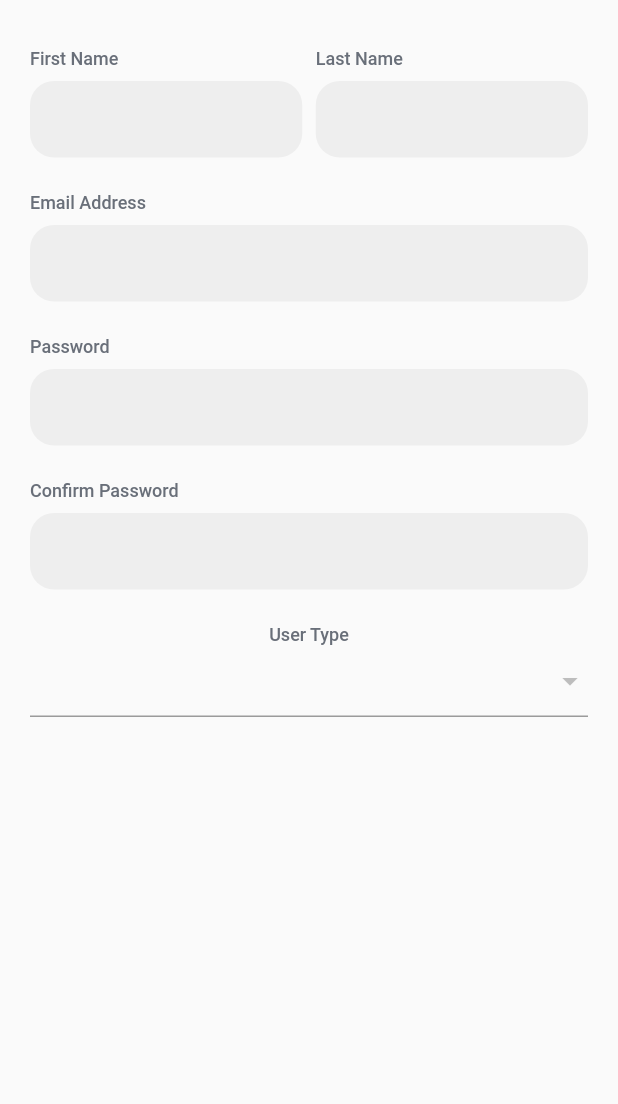
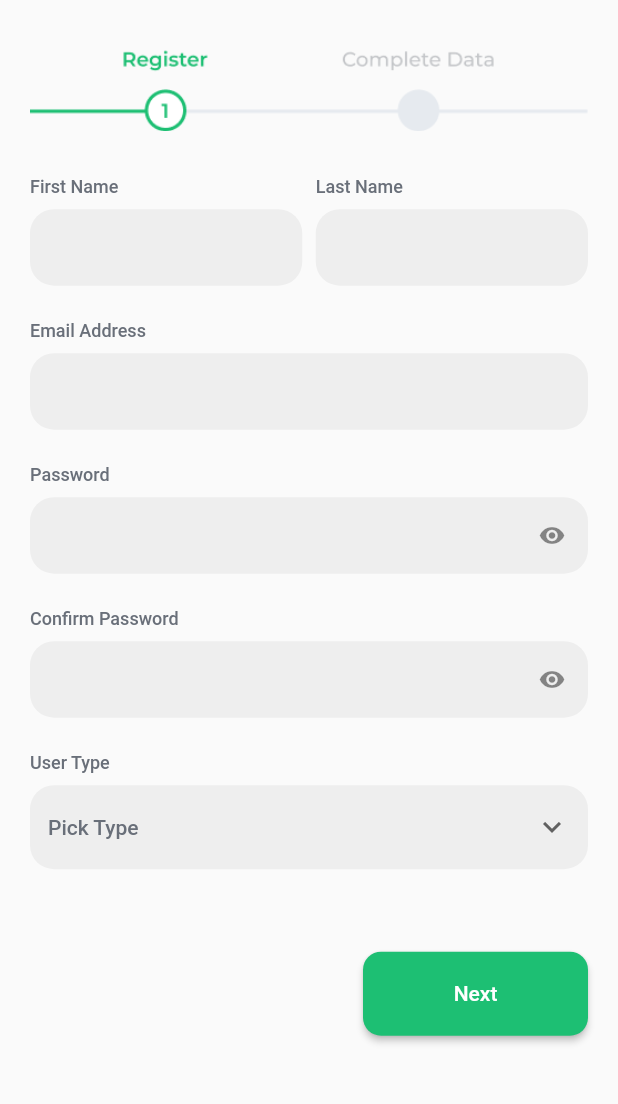
Before and after one commit to AhmedOsaama/freelance_app, a Flutter app: the screen it shows after launch, after a tap on "Register", on a phone screen of 412 x 824 dp, the part 114-1218 px from its top. Run offline on Flutter 3.47's test engine with Material 2 defaults, Android fonts, the phone set to English and light mode, and no system bars; Roboto replaces fonts that are missing (Montserrat).

Commit message:
register ui - complete data page

```diff
--- a/lib/core/utils/assets.dart
+++ b/lib/core/utils/assets.dart
@@ -4,6 +4,8 @@ class AssetsData{
 
   static const loginImage = "${_imagesPath}login.png";
   static const personImage = "${_imagesPath}person.png";
+  static const stepper1 = "${_imagesPath}stepper_1.png";
+  static const stepper2 = "${_imagesPath}stepper_2.png";
 
   static const countriesTabIcon = "${_iconsPath}countries_tab.svg";
   static const servicesTabIcon = "${_iconsPath}services_tab.svg";
--- a/lib/core/widgets/custom_text_field.dart
+++ b/lib/core/widgets/custom_text_field.dart
@@ -4,13 +4,14 @@ import 'package:flutter/material.dart';
 import '../utils/styles.dart';
 
 class CustomTextField extends StatelessWidget {
-   CustomTextField({super.key, required this.textController, this.keyboardType, this.obscureText = false, this.suffix, required this.fieldHeader, this.textFieldHeight});
+   CustomTextField({super.key, required this.textController, this.keyboardType, this.obscureText = false, this.suffix, required this.fieldHeader, this.textFieldHeight, this.maxLines = 1});
   final TextEditingController textController;
   final TextInputType? keyboardType;
   final bool obscureText;
   final IconButton? suffix;
   final String fieldHeader;
   final double? textFieldHeight;
+  final int maxLines;
 
   @override
   Widget build(BuildContext context) {
@@ -29,10 +30,11 @@ class CustomTextField extends StatelessWidget {
             controller: textController,
             keyboardType: keyboardType,
             obscureText: obscureText,
+            maxLines: maxLines,
             validator: (value){return;},
             decoration: InputDecoration(
               isDense: true,
-                suffix: suffix,
+                suffixIcon: suffix,
                 border: OutlineInputBorder(
                 borderRadius: BorderRadius.circular(16),
                 borderSide: BorderSide(
--- a/lib/features/registration/presentation/views/widgets/login_view_body.dart
+++ b/lib/features/registration/presentation/views/widgets/login_view_body.dart
@@ -99,6 +99,7 @@ class _LoginScreenBodyState extends State<LoginScreenBody> {
                   style: ElevatedButton.styleFrom(
                     backgroundColor: buttonColor,
                     fixedSize: const Size(335, 56),
+                    shape: RoundedRectangleBorder(borderRadius: BorderRadius.circular(12)),
                   ),
                   child: const Text(
                     "Login",
--- a/lib/features/registration/presentation/views/widgets/register_view_body.dart
+++ b/lib/features/registration/presentation/views/widgets/register_view_body.dart
@@ -1,10 +1,13 @@
 import 'package:flutter/cupertino.dart';
 import 'package:flutter/material.dart';
 import 'package:flutter/widgets.dart';
+import 'package:kafeel_test/core/utils/assets.dart';
 import 'package:kafeel_test/core/utils/extensions.dart';
 import 'package:kafeel_test/core/widgets/custom_text_field.dart';
 
+import '../../../../../core/utils/constants.dart';
 import '../../../../../core/utils/styles.dart';
+import '../complete_register_screen.dart';
 
 class RegisterScreenBody extends StatefulWidget {
   const RegisterScreenBody({super.key});
@@ -21,35 +24,150 @@ class _RegisterScreenBodyState extends State<RegisterScreenBody> {
   final _passwordController = TextEditingController();
   final _confirmPasswordController = TextEditingController();
 
+  bool isObscuring = false;
+  var userTypeValue = "Pick Type";
+
   @override
   Widget build(BuildContext context) {
     return SingleChildScrollView(
       child: Padding(
-        padding: EdgeInsets.symmetric(horizontal: 20),
+        padding: const EdgeInsets.symmetric(horizontal: 20),
         child: Form(
           key: _formKey,
           child: Column(
+            crossAxisAlignment: CrossAxisAlignment.start,
             children: <Widget>[
               55.h,
               const Align(alignment: Alignment.centerLeft, child: Text("Register", style: Styles.pageHeader)),
               32.h,
-              //TODO: Stepper
+              Image.asset(
+                AssetsData.stepper1,
+              ),
+              30.h,
               Row(
                 children: [
-                  Expanded(child: CustomTextField(textController: _firstNameController, fieldHeader: 'First Name',)),
+                  Expanded(
+                      child: CustomTextField(
+                    textController: _firstNameController,
+                    fieldHeader: 'First Name',
+                  )),
                   9.w,
-                  Expanded(child: CustomTextField(textController: _lastNameController, fieldHeader: 'Last Name',)),
+                  Expanded(
+                      child: CustomTextField(
+                    textController: _lastNameController,
+                    fieldHeader: 'Last Name',
+                  )),
                 ],
               ),
               15.h,
-              CustomTextField(textController:  _emailController, fieldHeader: "Email Address"),
+              CustomTextField(
+                textController: _emailController,
+                fieldHeader: "Email Address",
+                keyboardType: TextInputType.emailAddress,
+              ),
               15.h,
-              CustomTextField(textController: _passwordController, fieldHeader: "Password"),
+              CustomTextField(
+                // textFieldHeight: 75,
+                fieldHeader: "Password",
+                textController: _passwordController,
+                obscureText: isObscuring,
+                suffix: IconButton(
+                  // padding: EdgeInsets.zero,
+                  visualDensity: VisualDensity.compact,
+                  icon: Icon(isObscuring ? Icons.visibility_off : Icons.visibility),
+                  onPressed: () {
+                    setState(() {
+                      isObscuring = !isObscuring;
+                    });
+                  },
+                ),
+              ),
               15.h,
-              CustomTextField(textController: _confirmPasswordController, fieldHeader: "Confirm Password"),
+              CustomTextField(
+                // textFieldHeight: 75,
+                fieldHeader: "Confirm Password",
+                textController: _confirmPasswordController,
+                obscureText: isObscuring,
+                suffix: IconButton(
+                  visualDensity: VisualDensity.compact,
+                  icon: Icon(isObscuring ? Icons.visibility_off : Icons.visibility),
+                  onPressed: () {
+                    setState(() {
+                      isObscuring = !isObscuring;
+                    });
+                  },
+                ),
+              ),
               15.h,
-              const Text("User Type", style: Styles.textStyle12,),
-              DropdownButtonFormField(items: [], onChanged: (_){}),
+              const Text(
+                "User Type",
+                style: Styles.textStyle12,
+              ),
+              8.h,
+              DropdownButtonFormField(
+                value: userTypeValue,
+                items: const [
+                  DropdownMenuItem(
+                      value: "Pick Type",
+                      child: Text(
+                        "Pick Type",
+                        style: Styles.textStyle14,
+                      )),
+                  DropdownMenuItem(
+                      value: "Buyer",
+                      child: Text(
+                        "Buyer",
+                        style: Styles.textStyle14,
+                      )),
+                  DropdownMenuItem(
+                      value: "Seller",
+                      child: Text(
+                        "Seller",
+                        style: Styles.textStyle14,
+                      )),
+                  DropdownMenuItem(
+                      value: "Both",
+                      child: Text(
+                        "Both",
+                        style: Styles.textStyle14,
+                      )),
+                ],
+                onChanged: (value) {
+                  setState(() {
+                    userTypeValue = value!;
+                  });
+                },
+                icon: Icon(Icons.keyboard_arrow_down),
+                decoration: InputDecoration(
+                  isDense: true,
+                  border: OutlineInputBorder(
+                    borderRadius: BorderRadius.circular(16),
+                    borderSide: const BorderSide(
+                      width: 0,
+                      style: BorderStyle.none,
+                    ),
+                  ),
+                  fillColor: Colors.grey[200],
+                  filled: true,
+                ),
+              ),
+              55.h,
+              Align(
+                  alignment: Alignment.bottomRight,
+                  child: ElevatedButton(
+                      onPressed: () {
+                        Navigator.of(context).push(MaterialPageRoute(builder: (ctx) => CompleteRegisterScreen()));
+                      },
+                      style: ElevatedButton.styleFrom(
+                        backgroundColor: buttonColor,
+                        fixedSize: const Size(150, 56),
+                        shape: RoundedRectangleBorder(borderRadius: BorderRadius.circular(12)),
+                      ),
+                      child: Text(
+                        "Next",
+                        style: Styles.buttonTextStyle,
+                      ))),
+              20.h
             ],
           ),
         ),
--- a/pubspec.yaml
+++ b/pubspec.yaml
@@ -35,6 +35,7 @@ dependencies:
   # The following adds the Cupertino Icons font to your application.
   # Use with the CupertinoIcons class for iOS style icons.
   cupertino_icons: ^1.0.2
+  intl: ^0.18.1
 
 dev_dependencies:
   flutter_test:
```
Also changed, not shown: lib/features/registration/presentation/views/complete_register_screen.dart (added, +14 -0 lines), lib/features/registration/presentation/views/widgets/complete_register_view_body.dart (added, +55 -0 lines), assets/images/stepper_1.png (added), assets/images/stepper_2.png (added), pubspec.lock.
